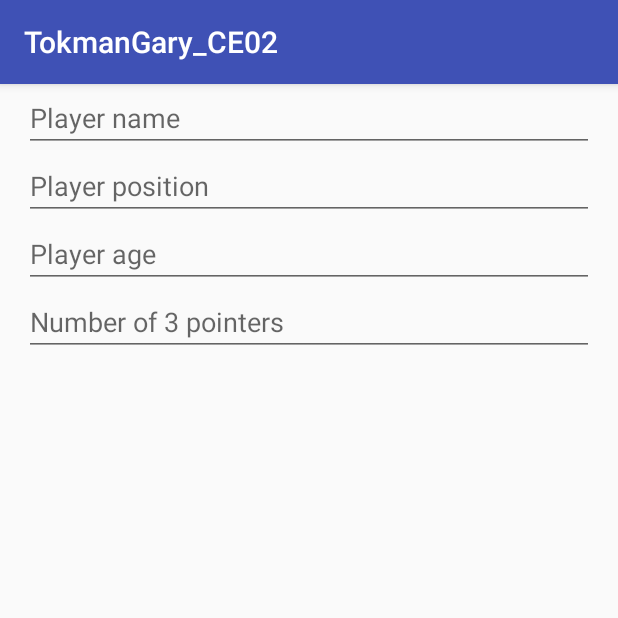
After one commit to gtokman/Android-Challenges-2, an Android app: the fragment BasketballPlayerFragment shown on its own in the app's theme, on a phone screen of 412 x 824 dp, the top half of it. The commit adds this screen. Run offline under Robolectric (Android 15) with nearby library versions, the phone set to English and light mode, and no system bars.

Commit message:
Added all 3 Athlete abstract fragments
activity is updated to host all fragments on selection

```diff
--- /dev/null
+++ b/TokmanGary_CE02/app/src/main/java/com/garytokman/tokmangary_ce02/Fragments/BasketballPlayerFragment.java
@@ -0,0 +1,12 @@
+package com.garytokman.tokmangary_ce02.Fragments;
+
+// Gary Guerman Tokman
+// JAVA 2 1609
+// BasketballPlayerFragment
+
+public class BasketballPlayerFragment extends ForumFragment {
+    @Override
+    public String getCustomHintText() {
+        return "Number of 3 pointers";
+    }
+}
--- /dev/null
+++ b/TokmanGary_CE02/app/src/main/java/com/garytokman/tokmangary_ce02/Fragments/ForumFragment.java
@@ -0,0 +1,46 @@
+package com.garytokman.tokmangary_ce02.Fragments;
+
+import android.app.Fragment;
+import android.os.Bundle;
+import android.support.annotation.Nullable;
+import android.view.LayoutInflater;
+import android.view.View;
+import android.view.ViewGroup;
+import android.widget.EditText;
+
+import com.garytokman.tokmangary_ce02.R;
+
+// Gary Guerman Tokman
+// JAVA 2 1609
+// ForumFragment
+
+public abstract class ForumFragment extends Fragment {
+
+    public static final String TAG = "ForumFragment";
+
+    @Override
+    public void onCreate(Bundle savedInstanceState) {
+        super.onCreate(savedInstanceState);
+    }
+
+    @Nullable
+    @Override
+    public View onCreateView(LayoutInflater inflater, ViewGroup container, Bundle savedInstanceState) {
+
+        // Inflate fragment layout
+        View view = LayoutInflater.from(getActivity()).inflate(R.layout.form_fragment, container, false);
+
+        // Init Widgets
+        EditText nameEditText = (EditText) view.findViewById(R.id.name_text);
+        EditText positionEditText = (EditText) view.findViewById(R.id.position_text);
+        EditText ageEditText = (EditText) view.findViewById(R.id.age_text);
+        EditText customEditText = (EditText) view.findViewById(R.id.custom_text);
+        customEditText.setHint(getCustomHintText());
+
+        // Logic
+
+        return view;
+    }
+
+    public abstract String getCustomHintText();
+}
--- /dev/null
+++ b/TokmanGary_CE02/app/src/main/res/layout/form_fragment.xml
@@ -0,0 +1,42 @@
+<?xml version="1.0" encoding="utf-8"?>
+<LinearLayout xmlns:android="http://schemas.android.com/apk/res/android"
+              android:orientation="vertical"
+              android:layout_width="match_parent"
+              android:layout_height="match_parent">
+
+    <EditText
+        android:layout_width="match_parent"
+        android:layout_height="wrap_content"
+        android:id="@+id/name_text"
+        android:layout_gravity="center_horizontal"
+        android:layout_marginLeft="16dp"
+        android:layout_marginRight="16dp"
+        android:hint="@string/hint_player_name"/>
+
+    <EditText
+        android:layout_width="match_parent"
+        android:layout_height="wrap_content"
+        android:id="@+id/position_text"
+        android:layout_gravity="center_horizontal"
+        android:layout_marginLeft="16dp"
+        android:layout_marginRight="16dp"
+        android:hint="@string/hint_player_position"/>
+
+    <EditText
+        android:layout_width="match_parent"
+        android:layout_height="wrap_content"
+        android:id="@+id/age_text"
+        android:layout_gravity="center_horizontal"
+        android:layout_marginLeft="16dp"
+        android:layout_marginRight="16dp"
+        android:hint="@string/hint_player_age"/>
+
+    <EditText
+        android:layout_width="match_parent"
+        android:layout_height="wrap_content"
+        android:id="@+id/custom_text"
+        android:layout_gravity="center_horizontal"
+        android:layout_marginLeft="16dp"
+        android:layout_marginRight="16dp"
+        android:hint="@string/hint_number_of_homeruns"/>
+</LinearLayout>
--- a/TokmanGary_CE02/app/src/main/res/values/strings.xml
+++ b/TokmanGary_CE02/app/src/main/res/values/strings.xml
@@ -2,10 +2,14 @@
     <string name="app_name">TokmanGary_CE02</string>
     <string name="save_button">Save</string>
     <string name="refresh_button_contentDesc">Refresh</string>
+    <string name="hint_player_name">Player name</string>
+    <string name="hint_player_position">Player position</string>
+    <string name="hint_player_age">Player age</string>
+    <string name="hint_number_of_homeruns">Number of Homeruns</string>
 
     <string-array name="object_array">
-        <item>Pikachu</item>
-        <item>Squirtle</item>
-        <item>Charmander</item>
+        <item>Basketball Player</item>
+        <item>Baseball Player</item>
+        <item>Football Player</item>
     </string-array>
 </resources>
```
Also changed, not shown: TokmanGary_CE02/app/src/main/java/com/garytokman/tokmangary_ce02/Fragments/AthleteListFragment.java (added, +10 -0 lines), TokmanGary_CE02/app/src/main/java/com/garytokman/tokmangary_ce02/Fragments/BaseballPlayerFragment.java (added, +12 -0 lines), TokmanGary_CE02/app/src/main/java/com/garytokman/tokmangary_ce02/Fragments/FootballPlayerFragment.java (added, +12 -0 lines), TokmanGary_CE02/app/src/main/java/com/garytokman/tokmangary_ce02/MainActivity.java (+45 -5 lines).
